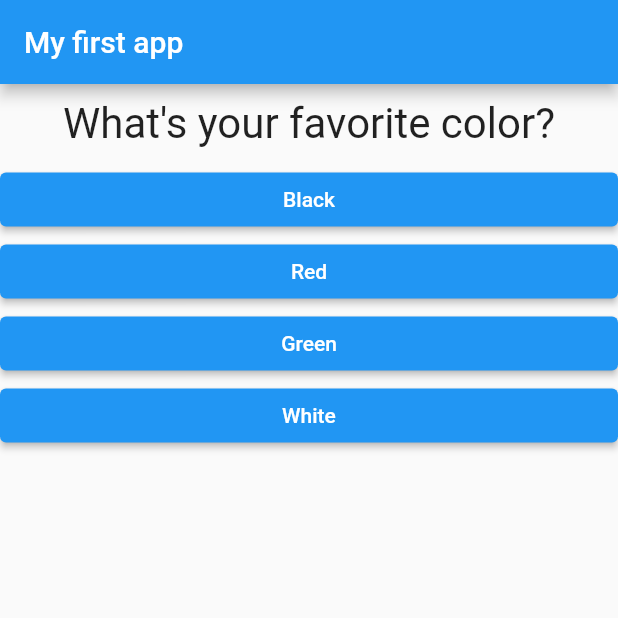
After one commit to alycarniato/flutter-QuizApp, a Flutter app: the screen it shows after launch, on a phone screen of 412 x 824 dp, the top half of it. The commit adds this screen. Run offline on Flutter 3.47's test engine with Material 2 defaults, Android fonts, the phone set to English and light mode, and no system bars.

Commit message:
Criacao dos widgests quiz e result para melhor visualizacao do codigo

```diff
--- a/lib/main.dart
+++ b/lib/main.dart
@@ -1,7 +1,7 @@
 import 'package:flutter/material.dart';
 
-import './question.dart';
-import './answer.dart';
+import './quiz.dart';
+import './result.dart';
 
 void main() => runApp(MyFirstApp());
 
@@ -12,7 +12,7 @@ class MyFirstApp extends StatefulWidget {
 
 class _MyFirstAppState extends State<MyFirstApp> {
   var _questionIndex = 0;
-  static const questions = [
+  final _questions = const [
     {
       'questionText': 'What\'s your favorite color?',
       'answers': ['Black', 'Red', 'Green', 'White'],
@@ -29,7 +29,7 @@ class _MyFirstAppState extends State<MyFirstApp> {
     });
 
     print('answer');
-    if (_questionIndex < questions.length) {
+    if (_questionIndex < _questions.length) {
       print('We have more questions!');
     } else {
       print('No more questions!');
@@ -40,26 +40,16 @@ class _MyFirstAppState extends State<MyFirstApp> {
   Widget build(BuildContext context) {
     return MaterialApp(
       home: Scaffold(
-        appBar: AppBar(
-          title: const Text('My first app'),
-        ),
-        body: _questionIndex < questions.length
-            ? Column(
-                // ignore: prefer_const_literals_to_create_immutables
-                children: [
-                  Question(
-                    questions[_questionIndex]['questionText'] as String,
-                  ),
-                  ...(questions[_questionIndex]['answers'] as List<String>)
-                      .map((answer) {
-                    return Answer(_answerQuestion, answer);
-                  }).toList()
-                ],
-              )
-            : Center(
-                child: Text('You did it!'),
-              ),
-      ),
+          appBar: AppBar(
+            title: const Text('My first app'),
+          ),
+          body: _questionIndex < _questions.length
+              ? Quiz(
+                  answerQuestion: _answerQuestion,
+                  questions: _questions,
+                  questionIndex: _questionIndex,
+                )
+              : Result()),
     );
   }
 }
--- /dev/null
+++ b/lib/quiz.dart
@@ -0,0 +1,30 @@
+import 'package:flutter/material.dart';
+
+import './question.dart';
+import './answer.dart';
+
+class Quiz extends StatelessWidget {
+  final VoidCallback answerQuestion;
+  final int questionIndex;
+  final List<Map<String, Object>> questions;
+
+  Quiz(
+      {required this.answerQuestion,
+      required this.questions,
+      required this.questionIndex});
+
+  @override
+  Widget build(BuildContext context) {
+    return Column(
+      // ignore: prefer_const_literals_to_create_immutables
+      children: [
+        Question(
+          questions[questionIndex]['questionText'] as String,
+        ),
+        ...(questions[questionIndex]['answers'] as List<String>).map((answer) {
+          return Answer(answerQuestion, answer);
+        }).toList()
+      ],
+    );
+  }
+}
```
Also changed, not shown: lib/result.dart (added, +10 -0 lines).
